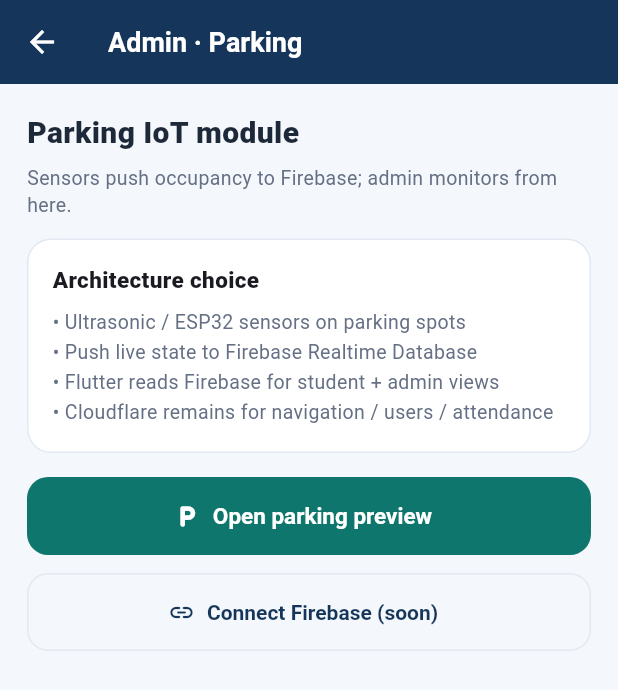
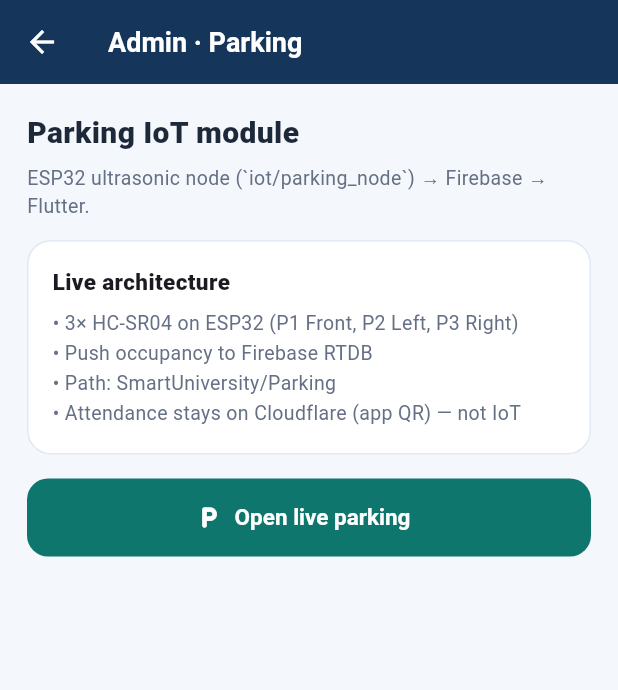
Before and after one commit to IOTERRO/SmartUni, a Flutter app: the AdminParkingScreen screen opened by its route, on a phone screen of 412 x 824 dp. Shown: the top 690 px of the screen. Run offline on Flutter 3.47's test engine with Material 3 defaults, Android fonts, the phone set to English and light mode, and no system bars; our stand-ins replace qr_flutter, shared_preferences; accounts and stored records are empty.

Commit message:
Add ESP32 parking IoT node and Firebase parking feed.
Rename Arduino work to iot/parking_node, drop attendance IoT, publish three ultrasonic bays to Firebase, and wire Flutter parking to RTDB.

```diff
--- a/Frontend/lib/core/config/app_config.dart
+++ b/Frontend/lib/core/config/app_config.dart
@@ -20,7 +20,16 @@ class AppConfig {
   static const String attendanceWorkerUrl =
       'https://smart-university.khaledothman750.workers.dev';
 
-  /// Firebase will host live parking IoT sensor state (Step 2+).
+  /// Firebase Realtime Database project for parking IoT.
+  static const String firebaseProjectId = 'smart-uni-a86c1';
+  static const String firebaseDatabaseUrl =
+      'https://smart-uni-a86c1-default-rtdb.europe-west1.firebasedatabase.app';
+  static const String firebaseAuthDomain = 'smart-uni-a86c1.firebaseapp.com';
+
+  /// RTDB path written by `iot/parking_node`.
+  static const String firebaseParkingPath = 'SmartUniversity/Parking';
+
+  /// Parking is live from Firebase + ESP32 sensors.
   static const bool parkingUsesFirebase = true;
 
   /// When true, auth + navigation use Cloudflare Workers (not mock data).
--- a/Frontend/lib/data/repositories/parking_repository.dart
+++ b/Frontend/lib/data/repositories/parking_repository.dart
@@ -2,7 +2,7 @@ import '../../core/models/parking_slot.dart';
 import '../mock/mock_data.dart';
 
 /// Parking data access.
-/// Step 1: mock. Later: Firebase Realtime DB fed by IoT sensors.
+/// Live: [FirebaseParkingRepository]. Fallback: [MockParkingRepository].
 abstract class ParkingRepository {
   Future<ParkingSummary> fetchSummary();
 }
--- a/Frontend/lib/data/repositories/repository_hub.dart
+++ b/Frontend/lib/data/repositories/repository_hub.dart
@@ -3,6 +3,7 @@ import 'attendance_repository.dart';
 import 'auth_repository.dart';
 import 'cloudflare_auth_repository.dart';
 import 'cloudflare_navigation_repository.dart';
+import 'firebase_parking_repository.dart';
 import 'navigation_repository.dart';
 import 'parking_repository.dart';
 
@@ -27,9 +28,9 @@ class RepositoryHub {
     navigation: AppConfig.useCloudflareApis
         ? CloudflareNavigationRepository()
         : MockNavigationRepository(),
-    // Parking stays mock until Firebase IoT wiring.
-    parking: MockParkingRepository(),
-    // QR is local; sessions/records come from the Attendance Worker.
+    parking: AppConfig.parkingUsesFirebase
+        ? FirebaseParkingRepository()
+        : MockParkingRepository(),
     attendance: AppConfig.useCloudflareApis
         ? CloudflareAttendanceRepository()
         : MockAttendanceRepository(),
--- a/Frontend/lib/features/admin/screens/admin_parking_screen.dart
+++ b/Frontend/lib/features/admin/screens/admin_parking_screen.dart
@@ -1,7 +1,7 @@
 import 'package:flutter/material.dart';
 
 import '../../../app/theme/app_colors.dart';
-import '../../../core/widgets/design_mode_banner.dart';
+import '../../../core/config/app_config.dart';
 import '../../../core/widgets/section_header.dart';
 import '../../parking/screens/parking_screen.dart';
 
@@ -16,10 +16,10 @@ class AdminParkingScreen extends StatelessWidget {
         child: ListView(
           padding: const EdgeInsets.fromLTRB(18, 18, 18, 28),
           children: [
-            const DesignModeBanner(),
             const SectionHeader(
               title: 'Parking IoT module',
-              subtitle: 'Sensors push occupancy to Firebase; admin monitors from here.',
+              subtitle:
+                  'ESP32 ultrasonic node (`iot/parking_node`) → Firebase → Flutter.',
             ),
             const SizedBox(height: 14),
             Container(
@@ -29,20 +29,20 @@ class AdminParkingScreen extends StatelessWidget {
                 borderRadius: BorderRadius.circular(16),
                 border: Border.all(color: AppColors.border),
               ),
-              child: const Column(
+              child: Column(
                 crossAxisAlignment: CrossAxisAlignment.start,
                 children: [
-                  Text(
-                    'Architecture choice',
+                  const Text(
+                    'Live architecture',
                     style: TextStyle(fontWeight: FontWeight.w800, fontSize: 15),
                   ),
-                  SizedBox(height: 8),
+                  const SizedBox(height: 8),
                   Text(
-                    '• Ultrasonic / ESP32 sensors on parking spots\n'
-                    '• Push live state to Firebase Realtime Database\n'
-                    '• Flutter reads Firebase for student + admin views\n'
-                    '• Cloudflare remains for navigation / users / attendance',
-                    style: TextStyle(
+                    '• 3× HC-SR04 on ESP32 (P1 Front, P2 Left, P3 Right)\n'
+                    '• Push occupancy to Firebase RTDB\n'
+                    '• Path: ${AppConfig.firebaseParkingPath}\n'
+                    '• Attendance stays on Cloudflare (app QR) — not IoT',
+                    style: const TextStyle(
                       color: AppColors.textSecondary,
                       height: 1.5,
                       fontSize: 13,
@@ -60,22 +60,10 @@ class AdminParkingScreen extends StatelessWidget {
                 );
               },
               icon: const Icon(Icons.local_parking_rounded),
-              label: const Text('Open parking preview'),
+              label: const Text('Open live parking'),
               style: ElevatedButton.styleFrom(
                 backgroundColor: AppColors.parkingAccent,
               ),
-            ),
-            const SizedBox(height: 12),
-            OutlinedButton.icon(
-              onPressed: () {
-                ScaffoldMessenger.of(context).showSnackBar(
-                  const SnackBar(
-                    content: Text('Firebase project binding comes in a later step.'),
-                  ),
-                );
-              },
-              icon: const Icon(Icons.link_rounded),
-              label: const Text('Connect Firebase (soon)'),
             ),
           ],
         ),
```
Also changed, not shown: Frontend/lib/core/config/secrets.example.dart (+8 -1 lines), Frontend/lib/core/models/parking_slot.dart (+14 -0 lines), Frontend/lib/data/repositories/firebase_parking_repository.dart (added, +114 -0 lines), Frontend/lib/features/parking/screens/parking_screen.dart (+52 -11 lines), 7 other files.
